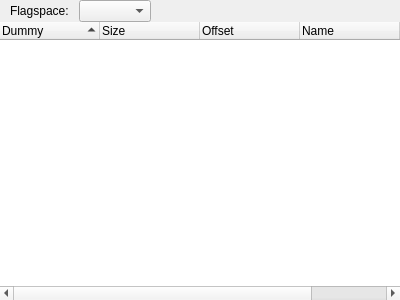
hteso/iaito, file src/widgets/flagswidget.ui: the form before one commit.
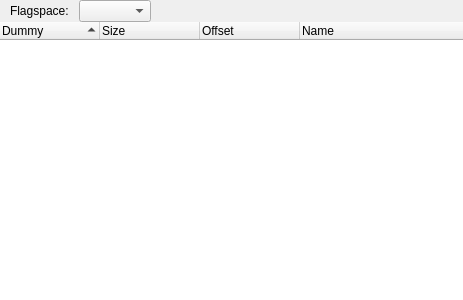
The form after the commit.

The edit to the form file:
```diff
--- a/src/widgets/flagswidget.ui
+++ b/src/widgets/flagswidget.ui
@@ -6,7 +6,7 @@
    <rect>
     <x>0</x>
     <y>0</y>
-    <width>400</width>
+    <width>463</width>
     <height>300</height>
    </rect>
   </property>
@@ -108,7 +108,7 @@
        <bool>false</bool>
       </property>
       <property name="columnCount">
-       <number>5</number>
+       <number>4</number>
       </property>
       <column>
        <property name="text">
@@ -130,11 +130,6 @@
         <string notr="true">Name</string>
        </property>
       </column>
-      <column>
-       <property name="text">
-        <string notr="true">5</string>
-       </property>
-      </column>
      </widget>
     </item>
    </layout>
```
